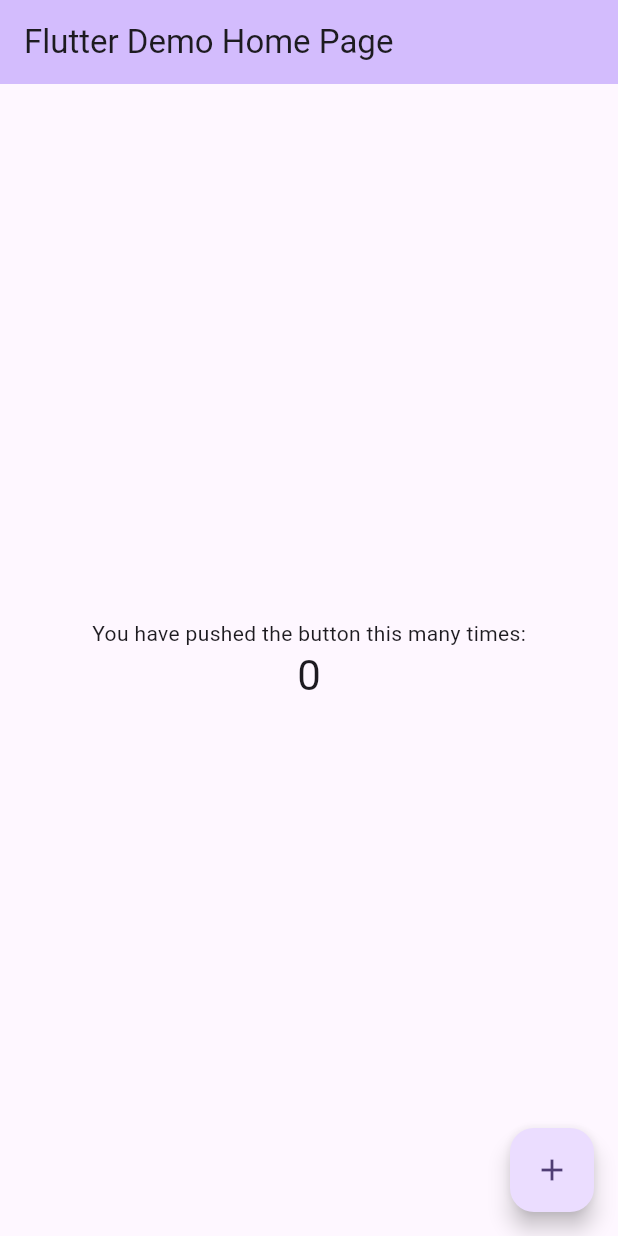
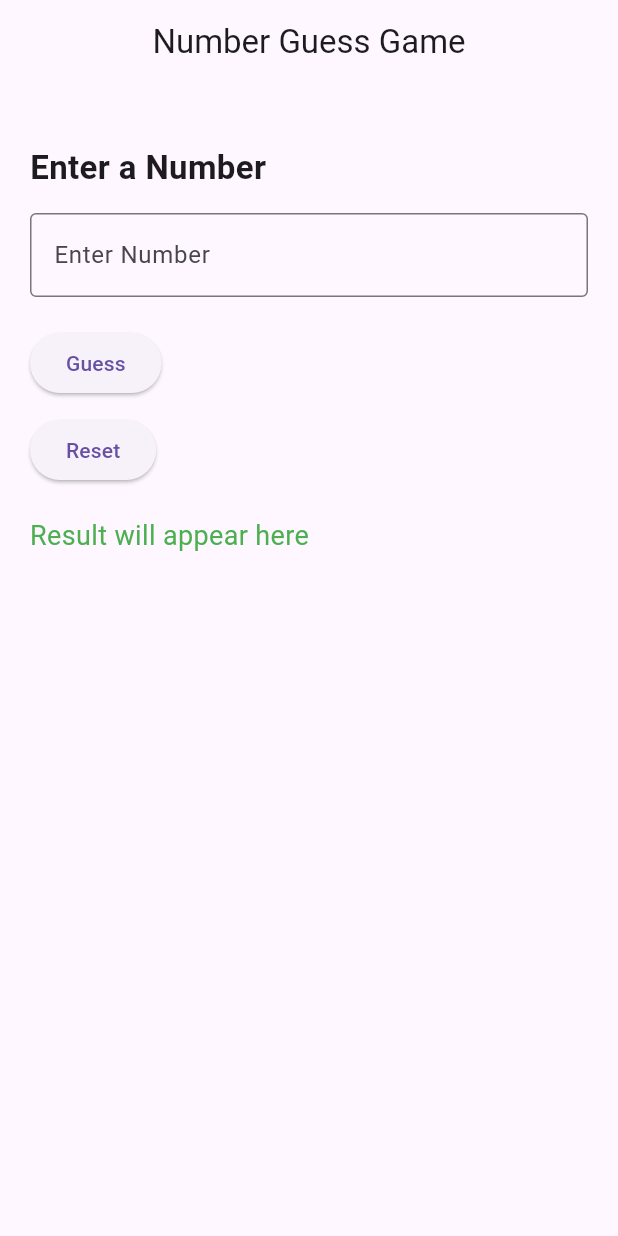
Before and after one commit to khadijajavedtevta/number_guess, a Flutter app: the screen it shows after launch, on a phone screen of 412 x 824 dp. Run offline on Flutter 3.47's test engine with Material 3 defaults, Android fonts, the phone set to English and light mode, and no system bars.

Commit message:
Added main screen design

```diff
--- a/lib/main.dart
+++ b/lib/main.dart
@@ -1,122 +1,68 @@
-import 'package:material_ui/material_ui.dart';
+import 'package:flutter/material.dart';
 
 void main() {
-  runApp(const MyApp());
+  runApp(const NumberGuessGame());
 }
 
-class MyApp extends StatelessWidget {
-  const MyApp({super.key});
-
-  // This widget is the root of your application.
+class NumberGuessGame extends StatelessWidget {
+  const NumberGuessGame({super.key});
   @override
   Widget build(BuildContext context) {
     return MaterialApp(
-      title: 'Flutter Demo',
-      theme: ThemeData(
-        // This is the theme of your application.
-        //
-        // TRY THIS: Try running your application with "flutter run". You'll see
-        // the application has a purple toolbar. Then, without quitting the app,
-        // try changing the seedColor in the colorScheme below to Colors.green
-        // and then invoke "hot reload" (save your changes or press the "hot
-        // reload" button in a Flutter-supported IDE, or press "r" if you used
-        // the command line to start the app).
-        //
-        // Notice that the counter didn't reset back to zero; the application
-        // state is not lost during the reload. To reset the state, use hot
-        // restart instead.
-        //
-        // This works for code too, not just values: Most code changes can be
-        // tested with just a hot reload.
-        colorScheme: .fromSeed(seedColor: Colors.deepPurple),
-      ),
-      home: const MyHomePage(title: 'Flutter Demo Home Page'),
+      debugShowCheckedModeBanner: false,
+      title: 'Number Guess Game',
+      home: const HomeScreen(),
     );
   }
 }
-
-class MyHomePage extends StatefulWidget {
-  const MyHomePage({super.key, required this.title});
-
-  // This widget is the home page of your application. It is stateful, meaning
-  // that it has a State object (defined below) that contains fields that affect
-  // how it looks.
-
-  // This class is the configuration for the state. It holds the values (in this
-  // case the title) provided by the parent (in this case the App widget) and
-  // used by the build method of the State. Fields in a Widget subclass are
-  // always marked "final".
-
-  final String title;
-
-  @override
-  State<MyHomePage> createState() => _MyHomePageState();
-}
-
-class _MyHomePageState extends State<MyHomePage> {
-  int _counter = 0;
-
-  void _incrementCounter() {
-    setState(() {
-      // This call to setState tells the Flutter framework that something has
-      // changed in this State, which causes it to rerun the build method below
-      // so that the display can reflect the updated values. If we changed
-      // _counter without calling setState(), then the build method would not be
-      // called again, and so nothing would appear to happen.
-      _counter++;
-    });
-  }
-
+class HomeScreen extends StatelessWidget {
+  const HomeScreen({super.key});
   @override
   Widget build(BuildContext context) {
-    // This method is rerun every time setState is called, for instance as done
-    // by the _incrementCounter method above.
-    //
-    // The Flutter framework has been optimized to make rerunning build methods
-    // fast, so that you can just rebuild anything that needs updating rather
-    // than having to individually change instances of widgets.
     return Scaffold(
       appBar: AppBar(
-        // TRY THIS: Try changing the color here to a specific color (to
-        // Colors.amber, perhaps?) and trigger a hot reload to see the AppBar
-        // change color while the other colors stay the same.
-        backgroundColor: Theme.of(context).colorScheme.inversePrimary,
-        // Here we take the value from the MyHomePage object that was created by
-        // the App.build method, and use it to set our appbar title.
-        title: Text(widget.title),
+        title: const Text("Number Guess Game"),
+        centerTitle: true,
       ),
-      body: Center(
-        // Center is a layout widget. It takes a single child and positions it
-        // in the middle of the parent.
+      body: Padding(
+        padding: const EdgeInsets.all(20),
         child: Column(
-          // Column is also a layout widget. It takes a list of children and
-          // arranges them vertically. By default, it sizes itself to fit its
-          // children horizontally, and tries to be as tall as its parent.
-          //
-          // Column has various properties to control how it sizes itself and
-          // how it positions its children. Here we use mainAxisAlignment to
-          // center the children vertically; the main axis here is the vertical
-          // axis because Columns are vertical (the cross axis would be
-          // horizontal).
-          //
-          // TRY THIS: Invoke "debug painting" (choose the "Toggle Debug Paint"
-          // action in the IDE, or press "p" in the console), to see the
-          // wireframe for each widget.
-          mainAxisAlignment: .center,
+          crossAxisAlignment: CrossAxisAlignment.start,
           children: [
-            const Text('You have pushed the button this many times:'),
-            Text(
-              '$_counter',
-              style: Theme.of(context).textTheme.headlineMedium,
+            const SizedBox(height: 20),
+            const Text("Enter a Number",
+              style: TextStyle(
+                fontSize: 22,
+                fontWeight: FontWeight.bold,
+              ),),
+            const SizedBox(height: 15),
+            TextField(
+              keyboardType: TextInputType.number,
+              decoration: InputDecoration(
+                hintText: "Enter Number",
+                border: OutlineInputBorder(),
+              ),
+            ),
+            const SizedBox(height: 20),
+            ElevatedButton(onPressed: (){ },
+              child: const Text("Guess"),
+            ),
+            const SizedBox(height: 10),
+            ElevatedButton(onPressed: (){ },
+              child: const Text("Reset"),
+            ),
+            const SizedBox(height: 20),
+            const Text(
+              "Result will appear here",
+              textAlign: TextAlign.center,
+              style: TextStyle(
+                fontSize: 18,
+                color: Colors.green,
+              ),
             ),
           ],
         ),
       ),
-      floatingActionButton: FloatingActionButton(
-        onPressed: _incrementCounter,
-        tooltip: 'Increment',
-        child: const Icon(Icons.add),
-      ),
     );
   }
 }
```
